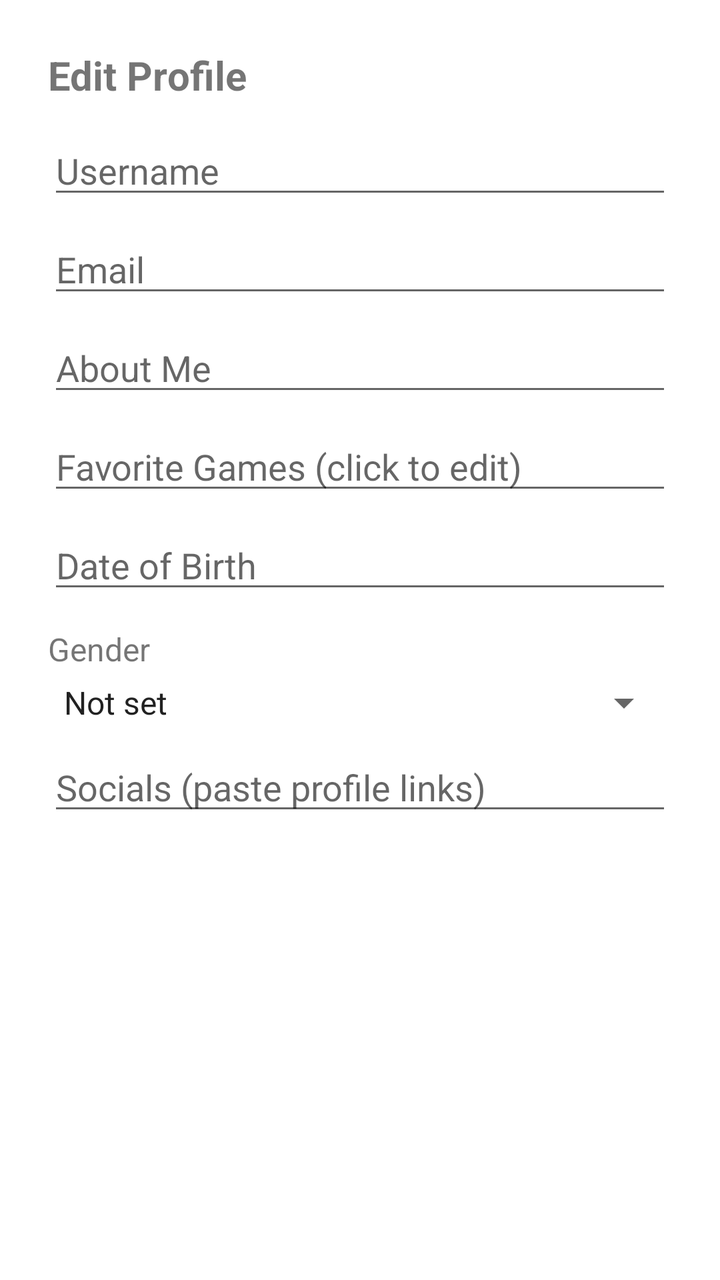
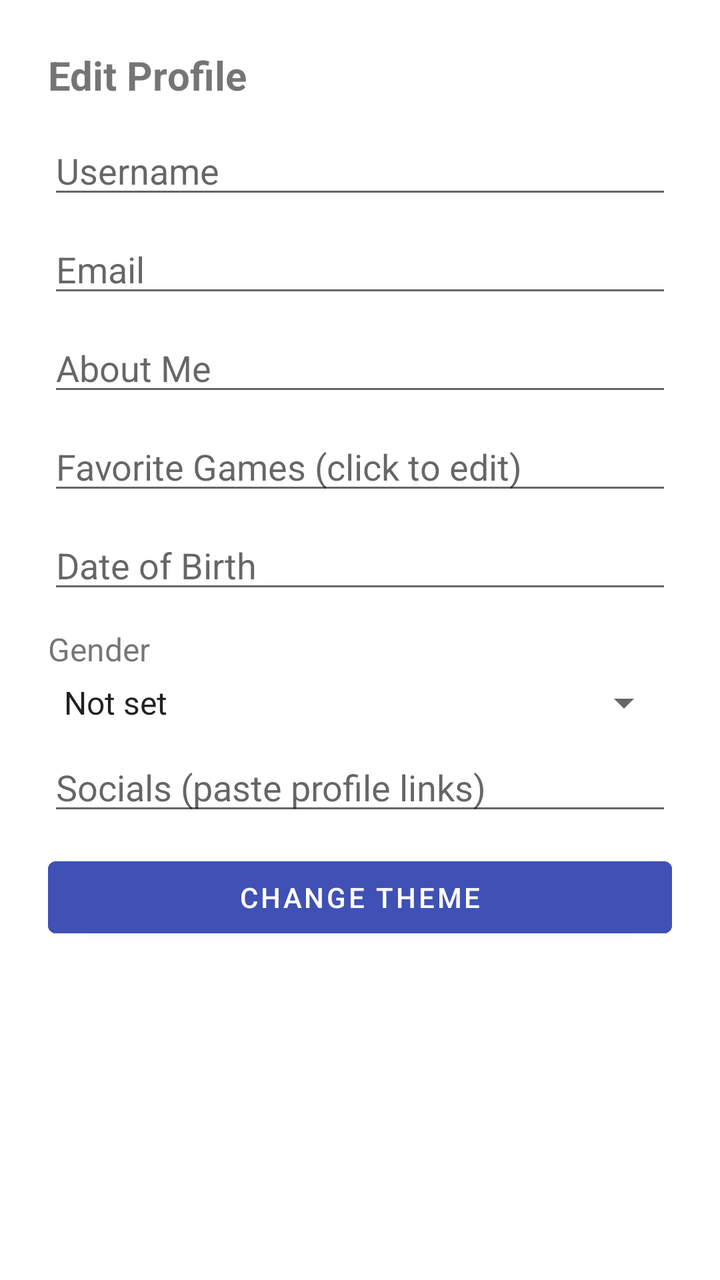

An Android layout rendered at two revisions. The XML below is the earlier revision; the diff shows what the commit changed to produce the second picture.
<!-- AndroidManifest.xml: application theme Theme.VIRE -->
<!-- res/layout/dialog_edit_profile.xml -->
<?xml version="1.0" encoding="utf-8"?>
<ScrollView xmlns:android="http://schemas.android.com/apk/res/android"
    android:layout_width="match_parent"
    android:layout_height="wrap_content">

    <LinearLayout
        android:layout_width="match_parent"
        android:layout_height="wrap_content"
        android:orientation="vertical"
        android:padding="24dp">

        <TextView
            android:layout_width="wrap_content"
            android:layout_height="wrap_content"
            android:text="Edit Profile"
            android:textSize="20sp"
            android:textStyle="bold"
            android:layout_marginBottom="12dp"/>

        <EditText
            android:id="@+id/editUsername"
            android:layout_width="match_parent"
            android:layout_height="wrap_content"
            android:hint="Username"/>

        <EditText
            android:id="@+id/editEmail"
            android:layout_width="match_parent"
            android:layout_height="wrap_content"
            android:hint="Email"
            android:inputType="textEmailAddress"
            android:layout_marginTop="8dp"/>

        <EditText
            android:id="@+id/editAboutMe"
            android:layout_width="match_parent"
            android:layout_height="wrap_content"
            android:hint="About Me"
            android:inputType="textMultiLine"
            android:layout_marginTop="8dp"/>

        
        <EditText
            android:id="@+id/editGames"
            android:layout_width="match_parent"
            android:layout_height="wrap_content"
            android:hint="Favorite Games (click to edit)"
            android:focusable="false"
            android:clickable="true"
            android:layout_marginTop="8dp"/>

        <EditText
            android:id="@+id/editDOB"
            android:layout_width="match_parent"
            android:layout_height="wrap_content"
            android:hint="Date of Birth"
            android:focusable="false"
            android:layout_marginTop="8dp"/>

        
        <TextView
            android:layout_width="wrap_content"
            android:layout_height="wrap_content"
            android:text="Gender"
            android:textSize="16sp"
            android:layout_marginTop="12dp"/>
        <Spinner
            android:id="@+id/editGender"
            android:layout_width="match_parent"
            android:layout_height="wrap_content"
            android:layout_marginTop="4dp"
            android:entries="@array/gender_options"/>

        
        <EditText
            android:id="@+id/editSocials"
            android:layout_width="match_parent"
            android:layout_height="wrap_content"
            android:hint="Socials (paste profile links)"
            android:inputType="textUri"
            android:layout_marginTop="8dp"/>
    </LinearLayout>
</ScrollView>
<!-- resources referenced by this layout -->
<resources>
  <string-array name="gender_options">
          <item>Not set</item>
          <item>Male</item>
          <item>Female</item>
          <item>Other</item>
      </string-array>
  <style name="Theme.VIRE" parent="Theme.MaterialComponents.DayNight.NoActionBar">
          
          <item name="colorPrimary">#6200EE</item>  
          <item name="colorPrimaryVariant">#3700B3</item>
          <item name="colorOnPrimary">#FFFFFF</item>
          
          <item name="colorSecondary">#03DAC5</item>
          <item name="colorSecondaryVariant">#018786</item>
          <item name="colorOnSecondary">#000000</item>
      </style>
</resources>

<!-- the commit's change to res/layout/dialog_edit_profile.xml (unified diff, before → after) -->
@@ -39,7 +39,6 @@
             android:inputType="textMultiLine"
             android:layout_marginTop="8dp"/>
 
-        
         <EditText
             android:id="@+id/editGames"
             android:layout_width="match_parent"
@@ -57,13 +56,13 @@
             android:focusable="false"
             android:layout_marginTop="8dp"/>
 
-        
         <TextView
             android:layout_width="wrap_content"
             android:layout_height="wrap_content"
             android:text="Gender"
             android:textSize="16sp"
             android:layout_marginTop="12dp"/>
+
         <Spinner
             android:id="@+id/editGender"
             android:layout_width="match_parent"
@@ -71,7 +70,6 @@
             android:layout_marginTop="4dp"
             android:entries="@array/gender_options"/>
 
-        
         <EditText
             android:id="@+id/editSocials"
             android:layout_width="match_parent"
@@ -79,5 +77,15 @@
             android:hint="Socials (paste profile links)"
             android:inputType="textUri"
             android:layout_marginTop="8dp"/>
+
+        
+        <Button
+            android:id="@+id/editThemeButtonDialog"
+            android:layout_width="match_parent"
+            android:layout_height="wrap_content"
+            android:text="Change Theme"
+            android:backgroundTint="#3F51B5"
+            android:textColor="@android:color/white"
+            android:layout_marginTop="12dp"/>
     </LinearLayout>
 </ScrollView>
